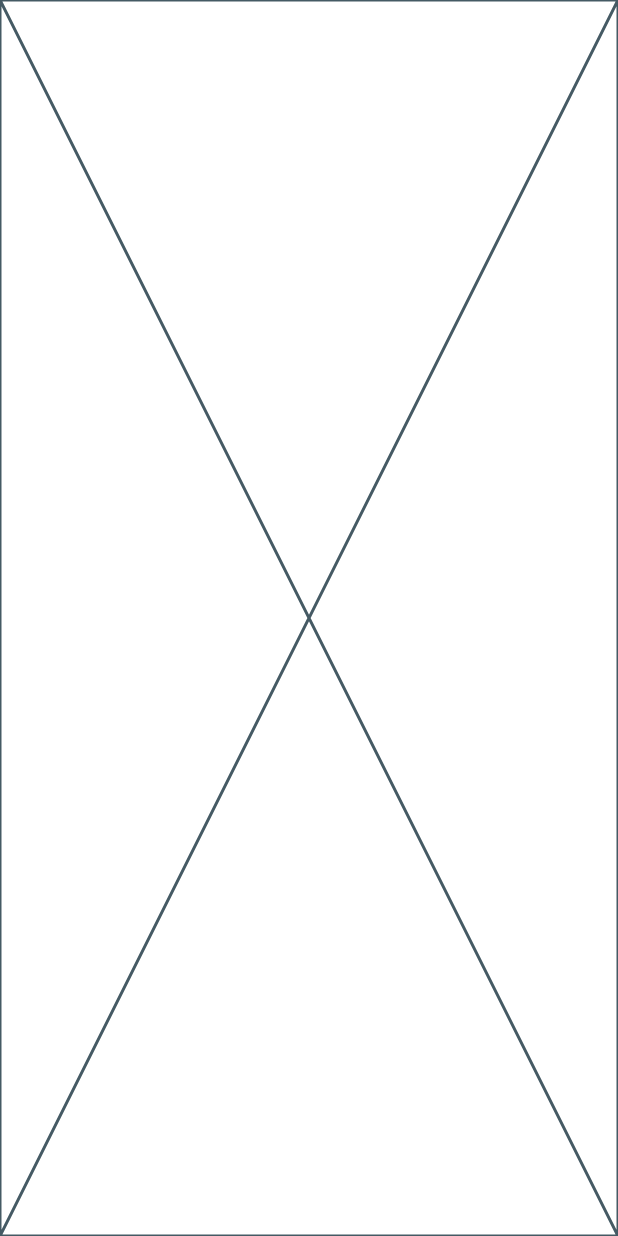
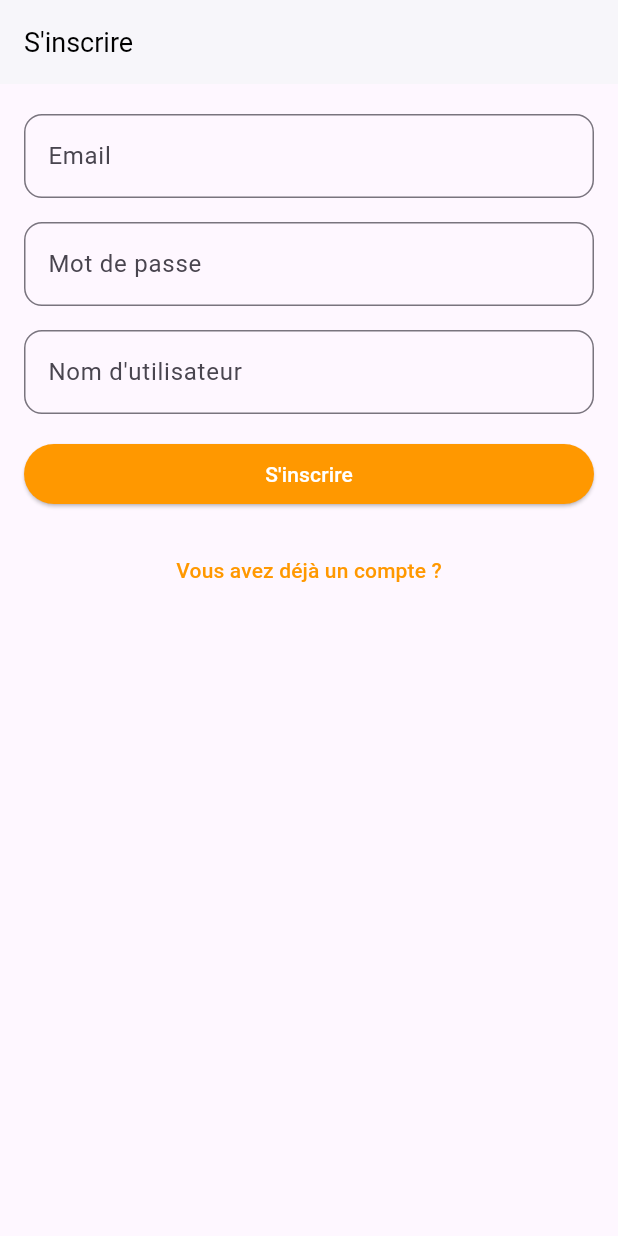
Before and after one commit to AndyMznc/messenger-app, a Flutter app: the screen it shows after launch, on a phone screen of 412 x 824 dp. Run offline on Flutter 3.47's test engine with Material 3 defaults, Android fonts, the phone set to English and light mode, and no system bars; our stand-ins replace supabase_flutter, timeago; accounts and stored records are empty.

Commit message:
Authentification et affichage des messages
Application fonctionnelle
 - Inscription
 - Connexion
 - Affichage des messages

Nommage et base du projet refaite :
 - Problème d'authentification avec Supabase que je n'ai pas réussi à résoudre autrement

```diff
--- a/lib/main.dart
+++ b/lib/main.dart
@@ -1,32 +1,29 @@
 import 'package:flutter/material.dart';
 import 'package:supabase_flutter/supabase_flutter.dart';
+import 'package:supabase_messenger/env/env.dart';
+import 'package:supabase_messenger/pages/splash_page.dart';
+import 'package:supabase_messenger/utils/constants.dart';
 
 Future<void> main() async {
-  // await dotenv.load();
   WidgetsFlutterBinding.ensureInitialized();
 
   await Supabase.initialize(
-    url: 'https://ogojftqxlrltnixdokdf.supabase.co',
-    anonKey: 'public-anon-key',
+    url: 'https://xuauujntwaywuwawizsf.supabase.co',
+    anonKey: Env.supabaseKey,
   );
   runApp(const MyApp());
 }
 
-final supabase = Supabase.instance.client;
-
 class MyApp extends StatelessWidget {
-  const MyApp({super.key});
+  const MyApp({Key? key}) : super(key: key);
 
   @override
   Widget build(BuildContext context) {
     return MaterialApp(
       debugShowCheckedModeBanner: false,
-      title: 'Flutter Auth',
-      theme: ThemeData(
-        colorScheme: ColorScheme.fromSeed(seedColor: Colors.deepPurple),
-        useMaterial3: true,
-      ),
-      home: const Placeholder(),
+      title: 'WhatsApp, mais en moins bien',
+      theme: appTheme,
+      home: const SplashPage(),
     );
   }
 }
--- /dev/null
+++ b/lib/pages/register_page.dart
@@ -0,0 +1,127 @@
+import 'package:flutter/material.dart';
+import 'package:supabase_flutter/supabase_flutter.dart';
+import 'package:supabase_messenger/pages/chat_page.dart';
+import 'package:supabase_messenger/pages/login_page.dart';
+import 'package:supabase_messenger/utils/constants.dart';
+
+
+class RegisterPage extends StatefulWidget {
+  const RegisterPage({Key? key, required this.isRegistering}) : super(key: key);
+
+  static Route<void> route({bool isRegistering = false}) {
+    return MaterialPageRoute(
+      builder: (context) => RegisterPage(isRegistering: isRegistering),
+    );
+  }
+
+  final bool isRegistering;
+
+  @override
+  State<RegisterPage> createState() => _RegisterPageState();
+}
+
+class _RegisterPageState extends State<RegisterPage> {
+  final bool _isLoading = false;
+
+  final _formKey = GlobalKey<FormState>();
+
+  final _emailController = TextEditingController();
+  final _passwordController = TextEditingController();
+  final _usernameController = TextEditingController();
+
+  Future<void> _signUp() async {
+    final isValid = _formKey.currentState!.validate();
+    if (!isValid) {
+      return;
+    }
+    final email = _emailController.text;
+    final password = _passwordController.text;
+    final username = _usernameController.text;
+    try {
+      await supabase.auth.signUp(
+          email: email, password: password, data: {'username': username});
+      Navigator.of(context)
+          .pushAndRemoveUntil(ChatPage.route(), (route) => false);
+    } on AuthException catch (error) {
+      context.showErrorSnackBar(message: error.message);
+    } catch (error) {
+      context.showErrorSnackBar(message: unexpectedErrorMessage);
+    }
+  }
+
+  @override
+  Widget build(BuildContext context) {
+    return Scaffold(
+      appBar: AppBar(
+        title: const Text('S\'inscrire'),
+      ),
+      body: Form(
+        key: _formKey,
+        child: ListView(
+          padding: formPadding,
+          children: [
+            TextFormField(
+              controller: _emailController,
+              decoration: const InputDecoration(
+                label: Text('Email'),
+              ),
+              validator: (val) {
+                if (val == null || val.isEmpty) {
+                  return 'Nécessaire';
+                }
+                return null;
+              },
+              keyboardType: TextInputType.emailAddress,
+            ),
+            formSpacer,
+            TextFormField(
+              controller: _passwordController,
+              obscureText: true,
+              decoration: const InputDecoration(
+                label: Text('Mot de passe'),
+              ),
+              validator: (val) {
+                if (val == null || val.isEmpty) {
+                  return 'Nécessaire';
+                }
+                if (val.length < 6) {
+                  return '6 caractères minimum';
+                }
+                return null;
+              },
+            ),
+            formSpacer,
+            TextFormField(
+              controller: _usernameController,
+              decoration: const InputDecoration(
+                label: Text('Nom d\'utilisateur'),
+              ),
+              validator: (val) {
+                if (val == null || val.isEmpty) {
+                  return 'Nécessaire';
+                }
+                final isValid = RegExp(r'^[A-Za-z0-9_]{3,24}$').hasMatch(val);
+                if (!isValid) {
+                  return '3 à 24 caractères alphanumériques';
+                }
+                return null;
+              },
+            ),
+            formSpacer,
+            ElevatedButton(
+              onPressed: _isLoading ? null : _signUp,
+              child: const Text('S\'inscrire'),
+            ),
+            formSpacer,
+            TextButton(
+              onPressed: () {
+                Navigator.of(context).push(LoginPage.route());
+              },
+              child: const Text('Vous avez déjà un compte ?'),
+            )
+          ],
+        ),
+      ),
+    );
+  }
+}
--- /dev/null
+++ b/lib/utils/constants.dart
@@ -0,0 +1,77 @@
+import 'package:flutter/material.dart';
+import 'package:supabase_flutter/supabase_flutter.dart';
+
+final supabase = Supabase.instance.client;
+
+const preloader =
+    Center(child: CircularProgressIndicator(color: Colors.orange));
+
+const formSpacer = SizedBox(width: 16, height: 16);
+
+const formPadding = EdgeInsets.symmetric(vertical: 20, horizontal: 16);
+
+const unexpectedErrorMessage = 'Une erreur inattendue s\'est produite.';
+
+/// Thème de base pour changer l'apparence de l'application
+final appTheme = ThemeData.light().copyWith(
+  primaryColorDark: Colors.orange,
+  appBarTheme: const AppBarTheme(
+    elevation: 1,
+    backgroundColor: Colors.white,
+    iconTheme: IconThemeData(color: Colors.black),
+    titleTextStyle: TextStyle(
+      color: Colors.black,
+      fontSize: 18,
+    ),
+  ),
+  primaryColor: Colors.orange,
+  textButtonTheme: TextButtonThemeData(
+    style: TextButton.styleFrom(
+      foregroundColor: Colors.orange,
+    ),
+  ),
+  elevatedButtonTheme: ElevatedButtonThemeData(
+    style: ElevatedButton.styleFrom(
+      foregroundColor: Colors.white,
+      backgroundColor: Colors.orange,
+    ),
+  ),
+  inputDecorationTheme: InputDecorationTheme(
+    floatingLabelStyle: const TextStyle(
+      color: Colors.orange,
+    ),
+    border: OutlineInputBorder(
+      borderRadius: BorderRadius.circular(12),
+      borderSide: const BorderSide(
+        color: Colors.grey,
+        width: 2,
+      ),
+    ),
+    focusColor: Colors.orange,
+    focusedBorder: OutlineInputBorder(
+      borderRadius: BorderRadius.circular(12),
+      borderSide: const BorderSide(
+        color: Colors.orange,
+        width: 2,
+      ),
+    ),
+  ),
+);
+
+/// Ensemble de méthodes pour afficher une snackbar
+extension ShowSnackBar on BuildContext {
+  void showSnackBar({
+    required String message,
+    Color backgroundColor = Colors.white,
+  }) {
+    ScaffoldMessenger.of(this).showSnackBar(SnackBar(
+      content: Text(message),
+      backgroundColor: backgroundColor,
+    ));
+  }
+
+  /// Affiche une snackbar rouge indiquant une erreur
+  void showErrorSnackBar({required String message}) {
+    showSnackBar(message: message, backgroundColor: Colors.red);
+  }
+}
```
Also changed, not shown: lib/models/message.dart (added, +24 -0 lines), lib/models/profile.dart (added, +16 -0 lines), lib/pages/chat_page.dart (added, +228 -0 lines), lib/pages/login_page.dart (added, +80 -0 lines), lib/pages/splash_page.dart (added, +39 -0 lines), pubspec.yaml (+26 -10 lines), pubspec.lock, 29 other files.
